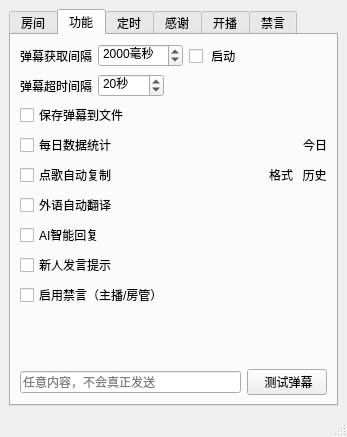
Above: mainwindow.ui from iwxyi/Bilibili-MagicalDanmaku before the change. Below: the same form after it.
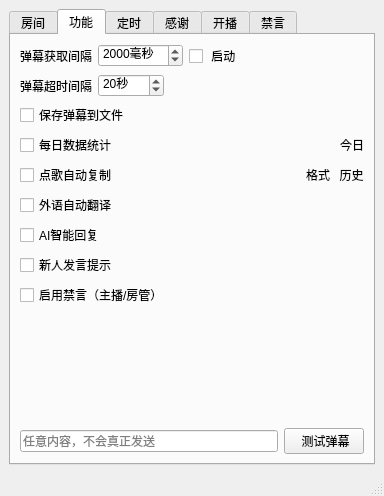
That is the form after the change.

Commit message: 添加语气随机

Diff of the .ui file:
```diff
--- a/mainwindow.ui
+++ b/mainwindow.ui
@@ -6,8 +6,8 @@
    <rect>
     <x>0</x>
     <y>0</y>
-    <width>347</width>
-    <height>437</height>
+    <width>384</width>
+    <height>496</height>
    </rect>
   </property>
   <property name="windowTitle">
```
Left out of the diff: 4 changed lines with no effect on the pictures. The commit also changes 1 other file.
